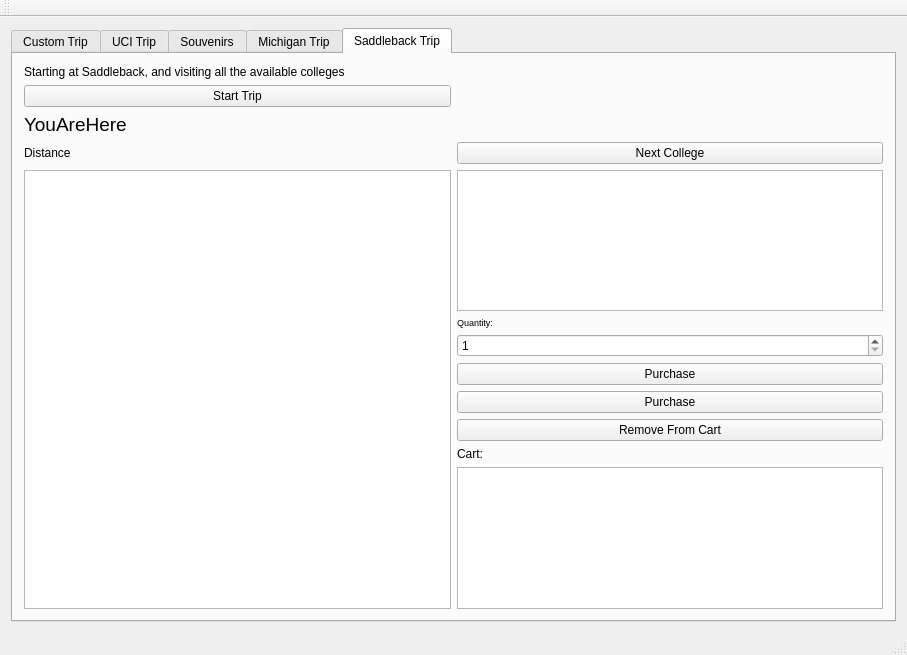
The window that CollegeTour/mainwindow.ui (25wes25/caramelDelights) describes before a commit, drawn with Qt 5.
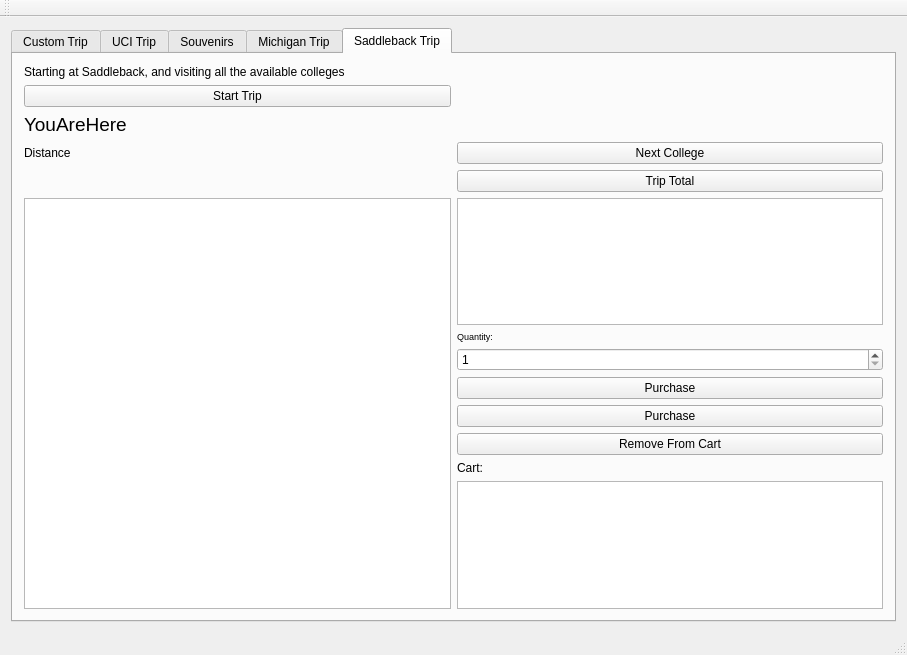
The same window after the commit. The open tabs and pages were chosen to show the change. Icons and pictures are not drawn.

```diff
--- a/CollegeTour/mainwindow.ui
+++ b/CollegeTour/mainwindow.ui
@@ -419,13 +419,13 @@
           </property>
          </widget>
         </item>
-        <item row="4" column="0" rowspan="8">
+        <item row="5" column="0" rowspan="8">
          <widget class="QTableView" name="saddleCollegeTable"/>
         </item>
-        <item row="4" column="1">
+        <item row="5" column="1">
          <widget class="QTableView" name="saddleShopTable"/>
         </item>
-        <item row="5" column="1">
+        <item row="6" column="1">
          <widget class="QLabel" name="saddleQuantityLabel">
           <property name="font">
            <font>
@@ -437,42 +437,42 @@
           </property>
          </widget>
         </item>
-        <item row="6" column="1">
-         <widget class="QSpinBox" name="saddleSouvQuantity">
-          <property name="minimum">
-           <number>1</number>
-          </property>
-         </widget>
-        </item>
-        <item row="7" column="1">
+        <item row="8" column="1">
          <widget class="QPushButton" name="saddlePurchase">
           <property name="text">
            <string>Purchase</string>
           </property>
          </widget>
         </item>
-        <item row="8" column="1">
+        <item row="7" column="1">
+         <widget class="QSpinBox" name="saddleSouvQuantity">
+          <property name="minimum">
+           <number>1</number>
+          </property>
+         </widget>
+        </item>
+        <item row="9" column="1">
          <widget class="QPushButton" name="saddleNextPurchase">
           <property name="text">
            <string>Purchase</string>
           </property>
          </widget>
         </item>
-        <item row="9" column="1">
+        <item row="10" column="1">
          <widget class="QPushButton" name="saddleRemoveCart">
           <property name="text">
            <string>Remove From Cart</string>
           </property>
          </widget>
         </item>
-        <item row="10" column="1">
+        <item row="11" column="1">
          <widget class="QLabel" name="label_4">
           <property name="text">
            <string>Cart:</string>
           </property>
          </widget>
         </item>
-        <item row="11" column="1">
+        <item row="12" column="1">
          <widget class="QTableView" name="saddleCartTable"/>
         </item>
         <item row="3" column="1">
@@ -482,6 +482,13 @@
           </property>
          </widget>
         </item>
+        <item row="4" column="1">
+         <widget class="QPushButton" name="saddleTripTotal">
+          <property name="text">
+           <string>Trip Total</string>
+          </property>
+         </widget>
+        </item>
        </layout>
       </widget>
      </widget>
```
Left out of the diff: 88 changed lines with no effect on the pictures.
